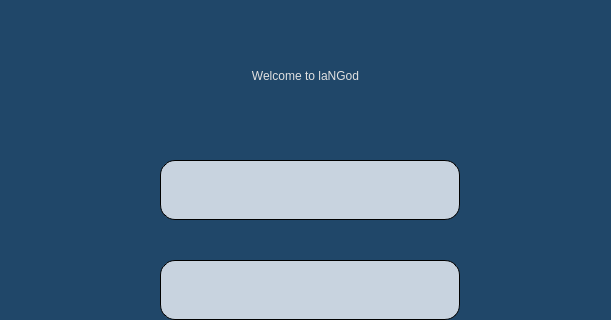
Before: the Qt Designer form WindowsGraphics/SignInWindow.ui in Skripkon/App-for-learning-English-LANGOD, drawn with Qt 5; both pictures show x 290 to 901 and y 0 to 320 of the 1200 by 800 pixel window.
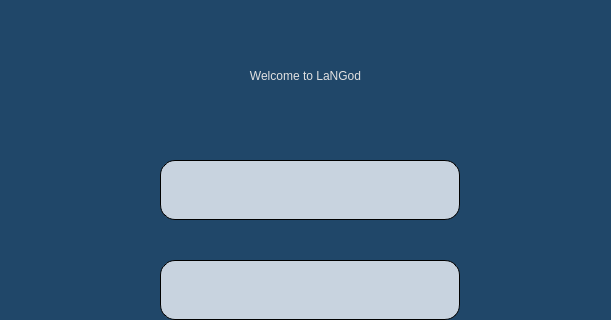
After: the same form once the commit is applied.

Commit message: graphics of window with wordlists changed

What changed in the file:
```diff
--- a/WindowsGraphics/SignInWindow.ui
+++ b/WindowsGraphics/SignInWindow.ui
@@ -31,7 +31,7 @@
 font: 35pt &quot;Yrsa&quot;;</string>
    </property>
    <property name="text">
-    <string>Welcome to laNGod</string>
+    <string>Welcome to LaNGod</string>
    </property>
    <property name="alignment">
     <set>Qt::AlignCenter</set>
```
The commit also changes 5 other files.
